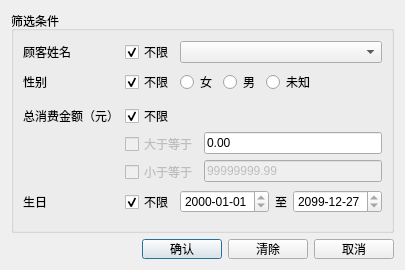
Above: searchcustomer.ui from rainlowing/QtCustomerManagementSystem before the change. Below: the same form after it.
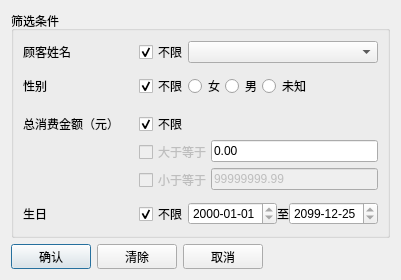
That is the form after the change.

```diff
--- a/searchcustomer.ui
+++ b/searchcustomer.ui
@@ -7,25 +7,25 @@
     <x>0</x>
     <y>0</y>
     <width>400</width>
-    <height>270</height>
+    <height>280</height>
    </rect>
   </property>
   <property name="minimumSize">
    <size>
     <width>0</width>
-    <height>270</height>
+    <height>280</height>
    </size>
   </property>
   <property name="maximumSize">
    <size>
     <width>16777215</width>
-    <height>300</height>
+    <height>280</height>
    </size>
   </property>
   <property name="windowTitle">
    <string>Dialog</string>
   </property>
-  <layout class="QVBoxLayout" name="verticalLayout">
+  <layout class="QVBoxLayout" name="verticalLayout" stretch="1,0">
    <item>
     <widget class="QGroupBox" name="groupBox">
      <property name="sizePolicy">
@@ -38,6 +38,12 @@
       <string>筛选条件</string>
      </property>
      <layout class="QFormLayout" name="formLayout">
+      <property name="horizontalSpacing">
+       <number>20</number>
+      </property>
+      <property name="verticalSpacing">
+       <number>10</number>
+      </property>
       <item row="0" column="0">
        <widget class="QLabel" name="label_3">
         <property name="text">
@@ -114,7 +120,7 @@
           </property>
          </widget>
         </item>
-        <item row="4" column="0">
+        <item row="2" column="0">
          <widget class="QCheckBox" name="lessCheck">
           <property name="enabled">
            <bool>false</bool>
@@ -127,7 +133,7 @@
           </property>
          </widget>
         </item>
-        <item row="4" column="1">
+        <item row="2" column="1">
          <widget class="QLineEdit" name="lessEdit">
           <property name="enabled">
            <bool>false</bool>
@@ -248,7 +254,7 @@
             <second>0</second>
             <year>2099</year>
             <month>12</month>
-            <day>27</day>
+            <day>25</day>
            </datetime>
           </property>
           <property name="maximumDate">
@@ -328,19 +334,6 @@
      <property name="sizeConstraint">
       <enum>QLayout::SizeConstraint::SetDefaultConstraint</enum>
      </property>
-     <item>
-      <spacer name="horizontalSpacer">
-       <property name="orientation">
-        <enum>Qt::Orientation::Horizontal</enum>
-       </property>
-       <property name="sizeHint" stdset="0">
-        <size>
-         <width>40</width>
-         <height>20</height>
-        </size>
-       </property>
-      </spacer>
-     </item>
      <item>
       <widget class="QPushButton" name="btnConfirm">
        <property name="sizePolicy">
@@ -352,13 +345,13 @@
        <property name="minimumSize">
         <size>
          <width>80</width>
-         <height>0</height>
+         <height>25</height>
         </size>
        </property>
        <property name="maximumSize">
         <size>
          <width>80</width>
-         <height>20</height>
+         <height>25</height>
         </size>
        </property>
        <property name="text">
@@ -377,13 +370,13 @@
        <property name="minimumSize">
         <size>
          <width>80</width>
-         <height>0</height>
+         <height>25</height>
         </size>
        </property>
        <property name="maximumSize">
         <size>
          <width>80</width>
-         <height>20</height>
+         <height>25</height>
         </size>
        </property>
        <property name="text">
@@ -402,13 +395,13 @@
        <property name="minimumSize">
         <size>
          <width>80</width>
-         <height>0</height>
+         <height>25</height>
         </size>
        </property>
        <property name="maximumSize">
         <size>
          <width>80</width>
-         <height>20</height>
+         <height>25</height>
         </size>
        </property>
        <property name="text">
@@ -416,6 +409,19 @@
        </property>
       </widget>
      </item>
+     <item>
+      <spacer name="horizontalSpacer">
+       <property name="orientation">
+        <enum>Qt::Orientation::Horizontal</enum>
+       </property>
+       <property name="sizeHint" stdset="0">
+        <size>
+         <width>40</width>
+         <height>20</height>
+        </size>
+       </property>
+      </spacer>
+     </item>
     </layout>
    </item>
   </layout>
```
Left out of the diff: 20 changed lines with no effect on the pictures.
